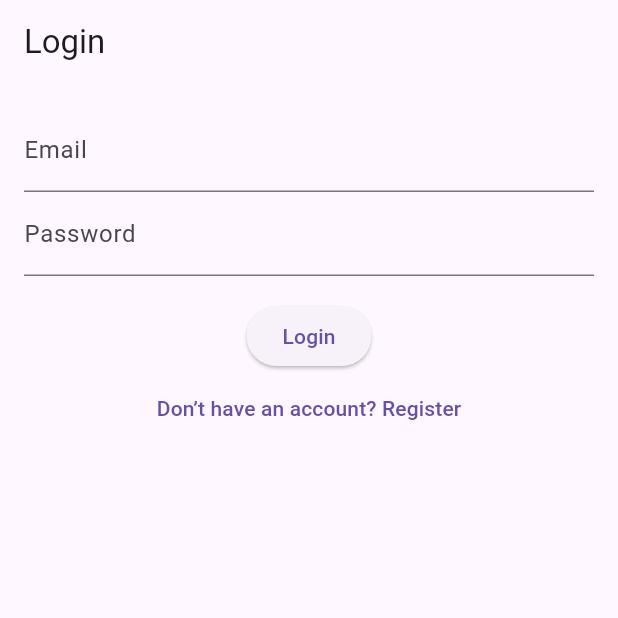
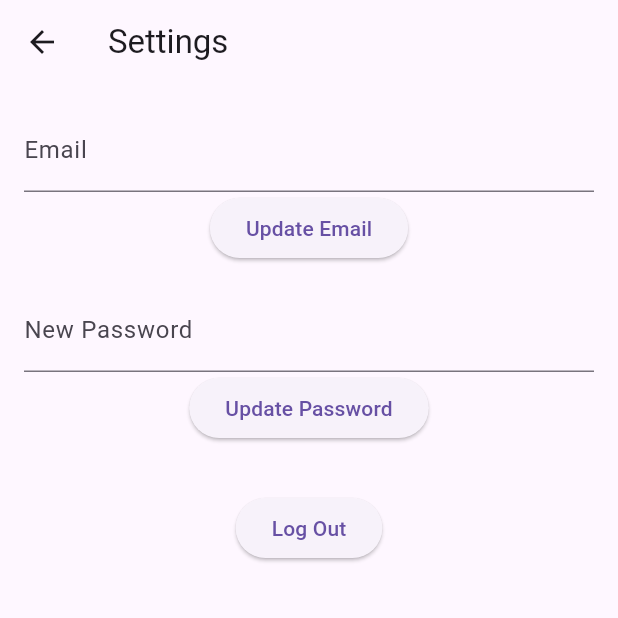
Before and after one commit to anguyen221/message_board_app, a Flutter app: the HomeScreen screen opened directly, in the side drawer, after a tap on "Settings", on a phone screen of 412 x 824 dp, the top half of it. Run offline on Flutter 3.47's test engine with Material 3 defaults, Android fonts, the phone set to English and light mode, and no system bars; our stand-ins replace cloud_firestore, firebase_auth, firebase_core; accounts and stored records are empty.

Commit message:
Created a settings screen

```diff
--- a/lib/screens/home_screen.dart
+++ b/lib/screens/home_screen.dart
@@ -1,9 +1,8 @@
 // ignore_for_file: use_build_context_synchronously
 
-import 'package:firebase_auth/firebase_auth.dart';
 import 'package:flutter/material.dart';
-import 'login_screen.dart';
 import 'profile_screen.dart';
+import 'settings_screen.dart';
 
 class HomeScreen extends StatelessWidget {
   const HomeScreen({super.key});
@@ -14,15 +13,6 @@ class HomeScreen extends StatelessWidget {
     {'name': 'Study Zone', 'icon': Icons.school},
     {'name': 'Random', 'icon': Icons.casino},
   ];
-
-  void _logout(BuildContext context) async {
-    await FirebaseAuth.instance.signOut();
-    Navigator.pushAndRemoveUntil(
-      context,
-      MaterialPageRoute(builder: (_) => const LoginScreen()),
-      (route) => false,
-    );
-  }
 
   @override
   Widget build(BuildContext context) {
@@ -67,7 +57,10 @@ class HomeScreen extends StatelessWidget {
               title: const Text('Settings'),
               onTap: () {
                 Navigator.pop(context);
-                _logout(context);
+                Navigator.push(
+                  context,
+                  MaterialPageRoute(builder: (_) => const SettingsScreen()),
+                );
               },
             ),
           ],
--- /dev/null
+++ b/lib/screens/settings_screen.dart
@@ -0,0 +1,106 @@
+// ignore_for_file: use_build_context_synchronously
+
+import 'package:firebase_auth/firebase_auth.dart';
+import 'package:flutter/material.dart';
+import 'login_screen.dart';
+
+class SettingsScreen extends StatefulWidget {
+  const SettingsScreen({super.key});
+
+  @override
+  State<SettingsScreen> createState() => _SettingsScreenState();
+}
+
+class _SettingsScreenState extends State<SettingsScreen> {
+  final auth = FirebaseAuth.instance;
+  final emailController = TextEditingController();
+  final passwordController = TextEditingController();
+
+  bool isLoading = false;
+
+  @override
+  void initState() {
+    super.initState();
+    emailController.text = auth.currentUser?.email ?? '';
+  }
+
+  Future<void> updateEmail() async {
+    try {
+      setState(() => isLoading = true);
+      await auth.currentUser?.verifyBeforeUpdateEmail(emailController.text.trim());
+      ScaffoldMessenger.of(context).showSnackBar(
+        const SnackBar(content: Text('Verification email sent to new address.')),
+      );
+    } catch (e) {
+      ScaffoldMessenger.of(context).showSnackBar(
+        SnackBar(content: Text('Failed to update email: $e')),
+      );
+    } finally {
+      setState(() => isLoading = false);
+    }
+  }
+
+  Future<void> updatePassword() async {
+    try {
+      setState(() => isLoading = true);
+      await auth.currentUser?.updatePassword(passwordController.text.trim());
+      ScaffoldMessenger.of(context).showSnackBar(
+        const SnackBar(content: Text('Password updated')),
+      );
+    } catch (e) {
+      ScaffoldMessenger.of(context).showSnackBar(
+        SnackBar(content: Text('Failed to update password: $e')),
+      );
+    } finally {
+      setState(() => isLoading = false);
+    }
+  }
+
+  Future<void> logout() async {
+    await auth.signOut();
+    Navigator.pushAndRemoveUntil(
+      context,
+      MaterialPageRoute(builder: (_) => const LoginScreen()),
+      (route) => false,
+    );
+  }
+
+  @override
+  Widget build(BuildContext context) {
+    return Scaffold(
+      appBar: AppBar(title: const Text('Settings')),
+      body: isLoading
+          ? const Center(child: CircularProgressIndicator())
+          : Padding(
+              padding: const EdgeInsets.all(16),
+              child: Column(
+                children: [
+                  TextField(
+                    controller: emailController,
+                    decoration: const InputDecoration(labelText: 'Email'),
+                  ),
+                  ElevatedButton(
+                    onPressed: updateEmail,
+                    child: const Text('Update Email'),
+                  ),
+                  const SizedBox(height: 16),
+                  TextField(
+                    controller: passwordController,
+                    obscureText: true,
+                    decoration: const InputDecoration(labelText: 'New Password'),
+                  ),
+                  ElevatedButton(
+                    onPressed: updatePassword,
+                    child: const Text('Update Password'),
+                  ),
+                  const SizedBox(height: 32),
+                  ElevatedButton(
+                    onPressed: logout,
+                    child: const Text('Log Out'),
+                  ),
+                ],
+              ),
+            ),
+    );
+  }
+}
```
